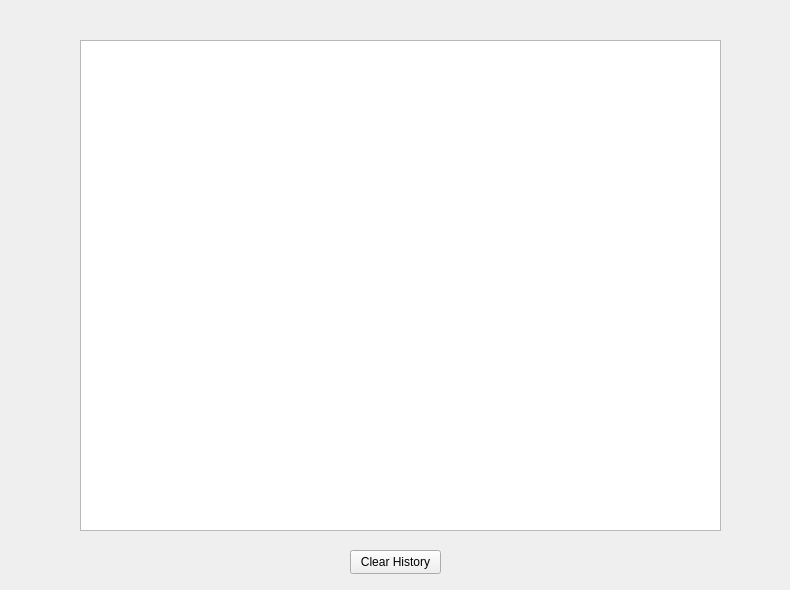
The window that ValveCentralHole/CalibrateHistoryWidget.ui (Austin0417/Valve-Central-Hole-Calculator-Final) describes before a commit, drawn with Qt 5.
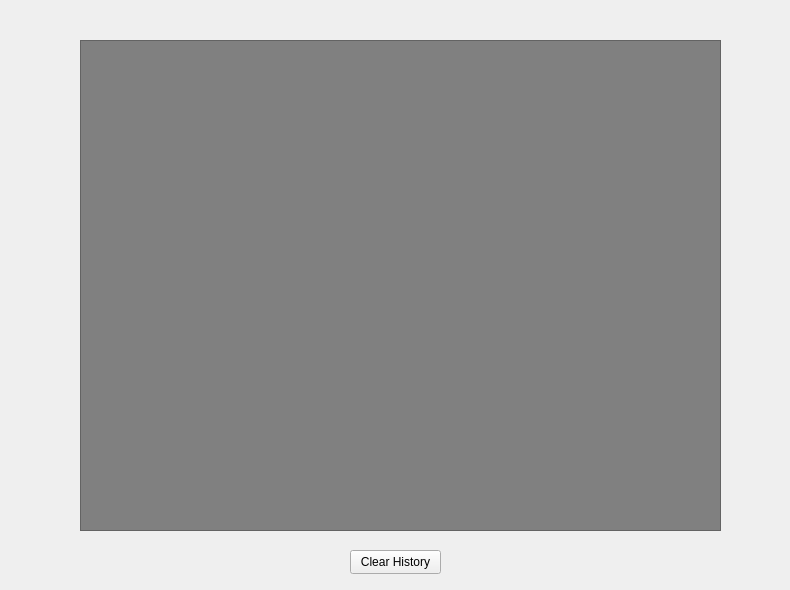
The same window after the commit.

```diff
--- a/ValveCentralHole/CalibrateHistoryWidget.ui
+++ b/ValveCentralHole/CalibrateHistoryWidget.ui
@@ -13,9 +13,6 @@
   <property name="windowTitle">
    <string>Form</string>
   </property>
-  <property name="styleSheet">
-   <string notr="true"/>
-  </property>
   <widget class="QTableWidget" name="history_table_widget">
    <property name="geometry">
     <rect>
@@ -26,7 +23,7 @@
     </rect>
    </property>
    <property name="styleSheet">
-    <string notr="true"/>
+    <string notr="true">background: gray;</string>
    </property>
   </widget>
   <widget class="QPushButton" name="clear_history_btn">
```
